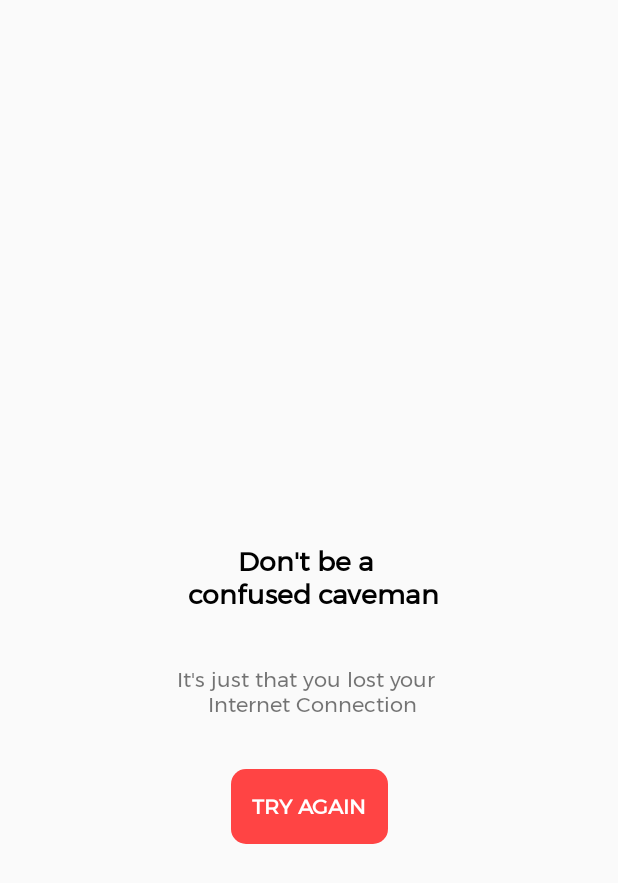
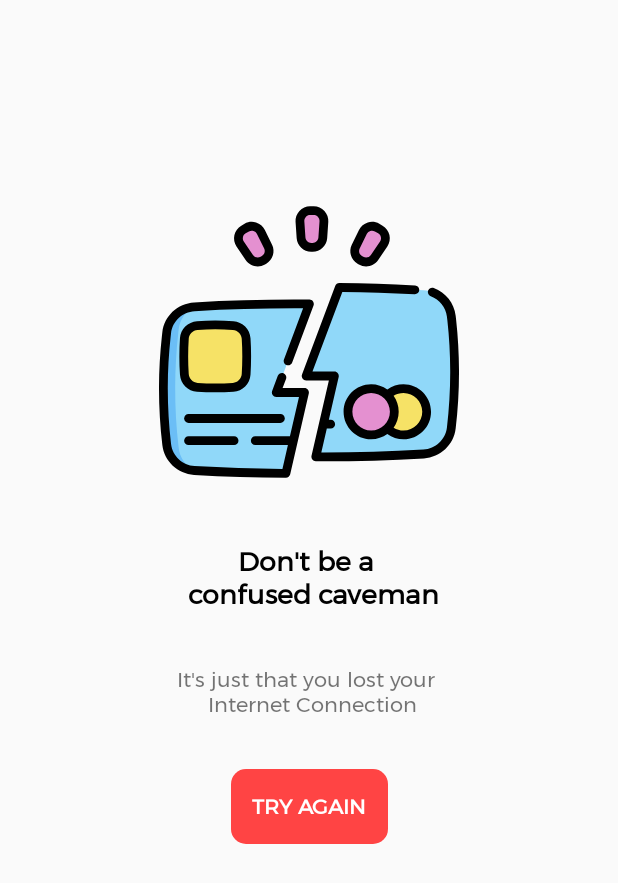
Before and after one commit to udhay24/Covify_covid-19, an Android app: the ErrorFragment screen opened through its navigation route, on a phone screen of 412 x 824 dp. Shown: the top 883 px of the screen. Run offline under Robolectric (Android 15) with nearby library versions, the phone set to English and light mode, and no system bars; libraries missing offline, so code that uses them is left out: com.google.firebase.remoteconfig; network calls fail; Roboto replaces fonts that are not available here; 4 statements that could not run were skipped.

Commit message:
added image to the error fragment

```diff
--- a/app/src/main/java/com/udhay/helfycovid_19/ui/graph/GraphRecyclerAdapter.kt
+++ b/app/src/main/java/com/udhay/helfycovid_19/ui/graph/GraphRecyclerAdapter.kt
@@ -139,7 +139,7 @@ class GraphRecyclerAdapter(
             pieDataset.selectionShift = 0f
             pieDataset.yValuePosition = PieDataSet.ValuePosition.OUTSIDE_SLICE
 
-//            pieDataset.valueLinePart1OffsetPercentage = 90f
+            pieDataset.valueLinePart1OffsetPercentage = 90f
             pieDataset.valueLinePart1Length = 0.10f
             pieDataset.valueLinePart2Length = 0.50f
 
--- /dev/null
+++ b/app/src/main/res/drawable/error_image.xml
@@ -0,0 +1,234 @@
+<?xml version="1.0" encoding="utf-8"?>
+<vector xmlns:android="http://schemas.android.com/apk/res/android"
+    android:width="511.993dp"
+    android:height="511.993dp"
+    android:viewportWidth="511.993"
+    android:viewportHeight="511.993">
+    <path
+        android:fillColor="#90d8f9"
+        android:pathData="M504.491,304.684 C504.612,337.445,502.728,370.175,498.86,402.915
+C495.999,427.153,476.033,445.749,451.664,447.159
+C390.314,450.675,328.964,452.297,267.604,452.005 L299.337,314.033
+L251.093,314.033 L307.728,162.995 C355.71,163.419,403.682,165.01,451.664,167.77
+C476.033,169.16,495.999,187.756,498.86,211.994
+C499.122,214.21,499.384,216.426,499.626,218.653
+C502.789,247.334,504.41,276.014,504.491,304.684 Z" />
+    <path
+        android:fillColor="#f6e266"
+        android:pathData="M417.262,335.613 C439.094,335.613,456.792,353.311,456.792,375.143
+C456.792,396.975,439.094,414.673,417.262,414.673
+C395.43,414.673,377.732,396.975,377.732,375.143
+C377.732,353.311,395.43,335.613,417.262,335.613 Z" />
+    <path
+        android:fillColor="#e490d0"
+        android:pathData="M362.052,335.613 C383.884,335.613,401.582,353.311,401.582,375.143
+C401.582,396.975,383.884,414.673,362.052,414.673
+C340.22,414.673,322.522,396.975,322.522,375.143
+C322.522,353.311,340.22,335.613,362.052,335.613 Z" />
+    <path
+        android:fillColor="#90d8f9"
+        android:pathData="M200.094,342.173 L248.328,342.173 L216.595,480.145
+C164.503,479.903,112.401,478.292,60.319,475.299
+C35.96,473.889,15.994,455.292,13.133,431.055
+C9.265,398.315,7.381,365.585,7.502,332.824
+C7.583,304.154,9.225,275.474,12.378,246.793
+C12.62,244.567,12.872,242.351,13.134,240.134
+C15.995,215.896,35.961,197.3,60.32,195.91
+C125.79,192.142,191.26,190.551,256.731,191.135 Z" />
+    <path
+        android:fillColor="#6bbef6"
+        android:pathData="M58.002,475.108 C34.701,472.69,15.903,454.517,13.133,431.055
+C9.265,398.315,7.381,365.585,7.502,332.825
+C7.583,304.155,9.225,275.474,12.378,246.794
+C12.62,244.568,12.872,242.351,13.134,240.135
+C15.904,216.683,34.692,198.51,57.983,196.102
+C44.796,204.413,35.488,218.345,33.554,234.705
+C33.282,237.052,33.02,239.389,32.758,241.747
+C29.424,272.059,27.691,302.361,27.61,332.674
+C27.479,367.288,29.464,401.881,33.553,436.485
+C35.487,452.855,44.806,466.787,58.002,475.108 Z" />
+    <path
+        android:fillColor="#f6e266"
+        android:pathData="M126.612,333.351 C106.188,334.703,85.765,334.703,65.341,333.351
+C53.501,332.567,44.053,323.12,43.27,311.28
+C41.918,290.856,41.918,270.433,43.27,250.009
+C44.054,238.169,53.501,228.721,65.341,227.938
+C85.765,226.586,106.188,226.586,126.612,227.938
+C138.452,228.722,147.9,238.169,148.683,250.009
+C150.035,270.433,150.035,290.856,148.683,311.28
+C147.9,323.12,138.452,332.568,126.612,333.351 Z" />
+    <path
+        android:fillColor="#e490d0"
+        android:pathData="M262.273,94.337 L259.695,94.337 C250.603,94.337,243.063,87.297,242.441,78.226
+L240.527,50.325 C239.841,40.331,247.764,31.847,257.781,31.847 L264.187,31.847
+C274.204,31.847,282.126,40.331,281.441,50.325 L279.527,78.226
+C278.905,87.297,271.366,94.337,262.273,94.337 Z" />
+    <path
+        android:fillColor="#e490d0"
+        android:pathData="M179.341,115.868 L177.108,117.157
+C169.234,121.703,159.184,119.376,154.11,111.831 L138.502,88.625
+C132.911,80.313,135.53,69.004,144.205,63.996 L149.753,60.793
+C158.428,55.784,169.531,59.171,173.934,68.168 L186.227,93.288
+C190.225,101.455,187.215,111.322,179.341,115.868 Z" />
+    <path
+        android:fillColor="#e490d0"
+        android:pathData="M344.86,117.157 L342.627,115.868 C334.753,111.322,331.744,101.455,335.74,93.289
+L348.033,68.169 C352.436,59.171,363.539,55.785,372.214,60.794 L377.762,63.997
+C386.437,69.006,389.056,80.314,383.465,88.626 L367.857,111.832
+C362.784,119.376,352.734,121.703,344.86,117.157 Z" />
+    <path
+        android:fillColor="#000000"
+        android:pathData="M507.083,217.853 C506.839,215.589,506.575,213.346,506.305,211.116
+C503.752,189.502,489.442,171.368,468.958,163.792
+C465.077,162.356,460.759,164.34,459.322,168.224
+C457.884,172.109,459.87,176.423,463.755,177.86
+C478.924,183.471,489.52,196.888,491.411,212.9
+C491.677,215.087,491.932,217.263,492.171,219.478
+C495.287,247.759,496.907,276.434,496.986,304.716
+C497.114,336.901,495.237,369.644,491.408,402.037
+C488.977,422.636,472.081,438.462,451.236,439.668
+C393.404,442.987,334.852,444.614,277.02,444.535 L286.412,403.696
+L293.039,403.696 C297.182,403.696,300.539,400.338,300.539,396.196
+S297.182,388.696,293.039,388.696 L289.861,388.696 L306.644,315.717
+C307.156,313.49,306.625,311.152,305.202,309.364
+C303.779,307.577,301.619,306.535,299.335,306.535 L261.917,306.535
+L312.904,170.546 C354.013,170.983,395.498,172.29,436.292,174.435
+C440.396,174.647,443.958,171.477,444.175,167.339
+C444.393,163.203,441.216,159.673,437.079,159.456
+C394.332,157.208,350.833,155.876,307.792,155.496
+C307.77,155.496,307.747,155.496,307.726,155.496
+C304.602,155.496,301.802,157.434,300.704,160.363 L244.073,311.403
+C243.21,313.706,243.53,316.286,244.931,318.308 S248.635,321.536,251.095,321.536
+L289.914,321.536 L260.296,450.325
+C259.785,452.546,260.312,454.878,261.727,456.663
+C263.142,458.449,265.292,459.495,267.571,459.506
+C272.171,459.527,276.772,459.539,281.383,459.539
+C338.075,459.539,395.437,457.895,452.1,454.644
+C480.224,453.017,503.021,431.632,506.305,403.797
+C510.205,370.804,512.117,337.448,511.987,304.666
+C511.907,275.859,510.256,246.645,507.083,217.853 Z" />
+    <path
+        android:fillColor="#000000"
+        android:pathData="M389.628,337.081 C381.874,331.447,372.347,328.113,362.051,328.113
+C336.119,328.113,315.022,349.211,315.022,375.143 S336.12,422.173,362.051,422.173
+C372.349,422.173,381.879,418.837,389.634,413.201
+C397.625,419.022,407.222,422.169,417.266,422.169
+C443.198,422.169,464.295,401.071,464.295,375.139
+S443.197,328.109,417.266,328.109 C407.22,328.109,397.62,331.258,389.628,337.081
+Z M330.022,375.143 C330.022,357.482,344.39,343.113,362.051,343.113
+S394.081,357.482,394.081,375.143 S379.712,407.173,362.051,407.173
+S330.022,392.804,330.022,375.143 Z M449.295,375.139
+C449.295,392.8,434.927,407.169,417.266,407.169
+C411.215,407.169,405.405,405.483,400.375,402.352
+C405.848,394.665,409.081,385.277,409.081,375.144
+C409.081,365.008,405.847,355.618,400.371,347.93
+C405.402,344.797,411.213,343.11,417.266,343.11
+C434.927,343.109,449.295,357.478,449.295,375.139 Z" />
+    <path
+        android:fillColor="#000000"
+        android:pathData="M248.327,334.676 L210.919,334.676 L216.789,319.019
+C218.243,315.14,216.278,310.817,212.399,309.363
+C208.522,307.906,204.198,309.873,202.744,313.752 L193.074,339.542
+C192.211,341.845,192.531,344.426,193.932,346.447
+C195.332,348.469,197.636,349.675,200.096,349.675 L238.906,349.675
+L223.461,416.835 L164.313,416.835
+C160.17,416.835,156.813,420.193,156.813,424.335 S160.17,431.835,164.313,431.835
+L220.012,431.835 L210.634,472.611
+C160.738,472.278,110.347,470.664,60.751,467.807
+C39.908,466.601,23.016,450.775,20.585,430.174
+C16.756,397.782,14.879,365.039,15.007,332.845
+C15.085,304.731,16.709,276.055,19.834,247.597
+C20.07,245.401,20.316,243.224,20.585,241.013
+C23.018,220.403,39.906,204.581,60.747,203.392
+C122.174,199.864,184.409,198.241,245.935,198.559 L213.255,285.732
+C211.801,289.61,213.766,293.934,217.645,295.388
+C221.522,296.842,225.846,294.877,227.3,290.998 L263.75,193.768
+C264.609,191.476,264.296,188.909,262.911,186.89
+C261.525,184.872,259.242,183.657,256.794,183.636
+C191.455,183.058,125.213,184.666,59.891,188.418
+C31.771,190.022,8.976,211.403,5.692,239.232
+C5.419,241.485,5.165,243.729,4.922,245.977
+C1.74,274.948,0.087,304.161,0.007,332.796
+C-0.123,365.587,1.788,398.942,5.689,431.935
+C8.974,459.771,31.766,481.156,59.886,482.784
+C111.734,485.77,164.448,487.407,216.563,487.646 L216.597,487.646
+C220.09,487.646,223.122,485.234,223.907,481.827 L255.637,343.857
+C256.149,341.63,255.618,339.292,254.195,337.504
+C252.771,335.718,250.611,334.676,248.327,334.676 Z" />
+    <path
+        android:fillColor="#000000"
+        android:pathData="M127.107,220.454 C106.451,219.088,85.503,219.087,64.846,220.454
+C49.308,221.482,36.816,233.975,35.786,249.514
+C34.419,270.17,34.419,291.118,35.786,311.775
+C36.815,327.313,49.307,339.806,64.846,340.835
+C75.174,341.518,85.575,341.86,95.977,341.86 S116.779,341.518,127.107,340.835
+C142.646,339.807,155.139,327.314,156.167,311.775
+C157.534,291.118,157.534,270.171,156.167,249.514
+C155.139,233.976,142.646,221.483,127.107,220.454 Z M141.2,310.785
+C140.666,318.85,134.182,325.334,126.117,325.868
+C106.117,327.191,85.837,327.191,65.837,325.868
+C57.773,325.334,51.288,318.849,50.754,310.785
+C49.431,290.785,49.431,270.504,50.754,250.505
+C51.288,242.44,57.773,235.956,65.837,235.422
+C75.837,234.76,85.907,234.43,95.978,234.43 S116.118,234.761,126.118,235.422
+C134.183,235.956,140.668,242.44,141.201,250.505
+C142.523,270.504,142.523,290.785,141.2,310.785 Z" />
+    <path
+        android:fillColor="#000000"
+        android:pathData="M214.696,386.533 C214.696,382.391,211.339,379.033,207.196,379.033
+L50.417,379.033 C46.274,379.033,42.917,382.391,42.917,386.533
+S46.274,394.033,50.417,394.033 L207.195,394.033
+C211.338,394.033,214.696,390.675,214.696,386.533 Z" />
+    <path
+        android:fillColor="#000000"
+        android:pathData="M50.417,416.836 C46.274,416.836,42.917,420.194,42.917,424.336
+S46.274,431.836,50.417,431.836 L128.136,431.836
+C132.279,431.836,135.636,428.478,135.636,424.336
+S132.279,416.836,128.136,416.836 Z" />
+    <path
+        android:fillColor="#000000"
+        android:pathData="M234.959,78.74 C235.848,91.692,246.713,101.838,259.695,101.838 L262.273,101.838
+C275.255,101.838,286.121,91.692,287.009,78.74 L288.923,50.839
+C289.392,44.01,286.981,37.224,282.309,32.221 S271.032,24.348,264.187,24.348
+L257.781,24.348 C250.935,24.348,244.331,27.218,239.659,32.221
+S232.576,44.011,233.045,50.84 Z M250.622,42.457
+C252.495,40.452,255.037,39.347,257.781,39.347 L264.187,39.347
+C266.93,39.347,269.473,40.451,271.345,42.457
+C273.218,44.462,274.146,47.074,273.958,49.811 L272.044,77.712
+C271.693,82.828,267.401,86.836,262.273,86.836 L259.695,86.836
+C254.566,86.836,250.274,82.828,249.924,77.712 L248.01,49.811
+C247.823,47.075,248.75,44.462,250.622,42.457 Z" />
+    <path
+        android:fillColor="#000000"
+        android:pathData="M147.887,116.017 C152.639,123.081,160.5,126.955,168.522,126.955
+C172.733,126.955,176.988,125.887,180.858,123.652 L183.09,122.363
+L183.091,122.363 C194.334,115.871,198.671,101.652,192.964,89.991 L180.671,64.87
+C177.662,58.722,172.182,54.05,165.635,52.053
+C159.085,50.057,151.933,50.873,146.003,54.297 L140.456,57.5
+C134.528,60.922,130.242,66.71,128.698,73.378
+C127.153,80.047,128.458,87.129,132.278,92.81 Z M143.312,76.764
+C143.93,74.091,145.581,71.864,147.957,70.492 L153.504,67.289
+C155.02,66.414,156.689,65.969,158.38,65.969
+C159.34,65.969,160.309,66.113,161.259,66.403
+C163.884,67.203,165.993,69.002,167.199,71.466 L179.492,96.587
+C181.746,101.193,180.033,106.809,175.593,109.374 L173.36,110.663
+C168.92,113.227,163.197,111.903,160.336,107.647 L144.726,84.44
+C143.195,82.163,142.693,79.437,143.312,76.764 Z" />
+    <path
+        android:fillColor="#000000"
+        android:pathData="M338.879,122.365 L341.112,123.654
+C344.982,125.888,349.236,126.956,353.447,126.956
+C361.467,126.956,369.33,123.082,374.081,116.018 L389.689,92.812
+C393.509,87.132,394.814,80.05,393.27,73.381 S387.441,60.924,381.512,57.501
+L375.964,54.299 C370.036,50.877,362.879,50.057,356.333,52.056
+C349.785,54.053,344.305,58.725,341.297,64.872 L329.003,89.993
+C323.298,101.653,327.635,115.872,338.879,122.365 Z M342.477,96.586
+L354.772,71.465 C355.977,69.001,358.086,67.203,360.71,66.402
+C361.661,66.112,362.629,65.968,363.59,65.968
+C365.28,65.968,366.95,66.413,368.465,67.288 L374.013,70.49
+C376.389,71.862,378.038,74.09,378.658,76.763
+C379.277,79.436,378.774,82.161,377.243,84.438 L361.635,107.645
+C358.773,111.9,353.054,113.225,348.612,110.661
+C348.611,110.661,348.611,110.66,348.61,110.66 L346.379,109.372
+C341.936,106.809,340.223,101.192,342.477,96.586 Z" />
+</vector>
--- a/app/src/main/res/layout/fragment_error.xml
+++ b/app/src/main/res/layout/fragment_error.xml
@@ -13,6 +13,7 @@
         android:layout_marginStart="16dp"
         android:layout_marginTop="128dp"
         android:layout_marginEnd="16dp"
+        android:src="@drawable/error_image"
         app:layout_constraintEnd_toEndOf="parent"
         app:layout_constraintStart_toStartOf="parent"
         app:layout_constraintTop_toTopOf="parent"
```
